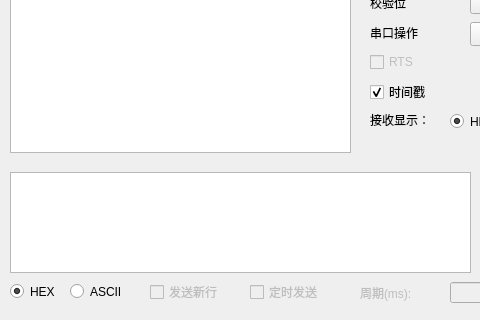
The window that displayUI.ui (ddxd001/UartAssistant) describes before a commit, drawn with Qt 5; both pictures show x 0 to 480 and y 178 to 498 of the 610 by 498 pixel window.
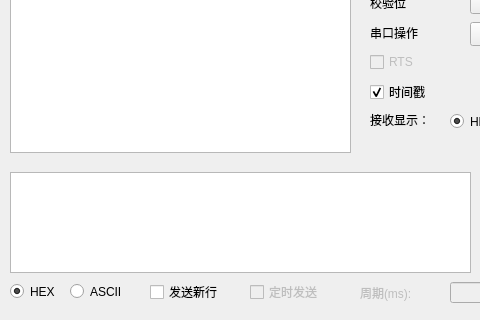
The same window after the commit.

Diff of the .ui file:
```diff
--- a/displayUI.ui
+++ b/displayUI.ui
@@ -65,7 +65,7 @@
   </widget>
   <widget class="QCheckBox" name="checkBox_2">
    <property name="enabled">
-    <bool>false</bool>
+    <bool>true</bool>
    </property>
    <property name="geometry">
     <rect>
```
Left out of the diff: 3 changed lines with no effect on the pictures.
